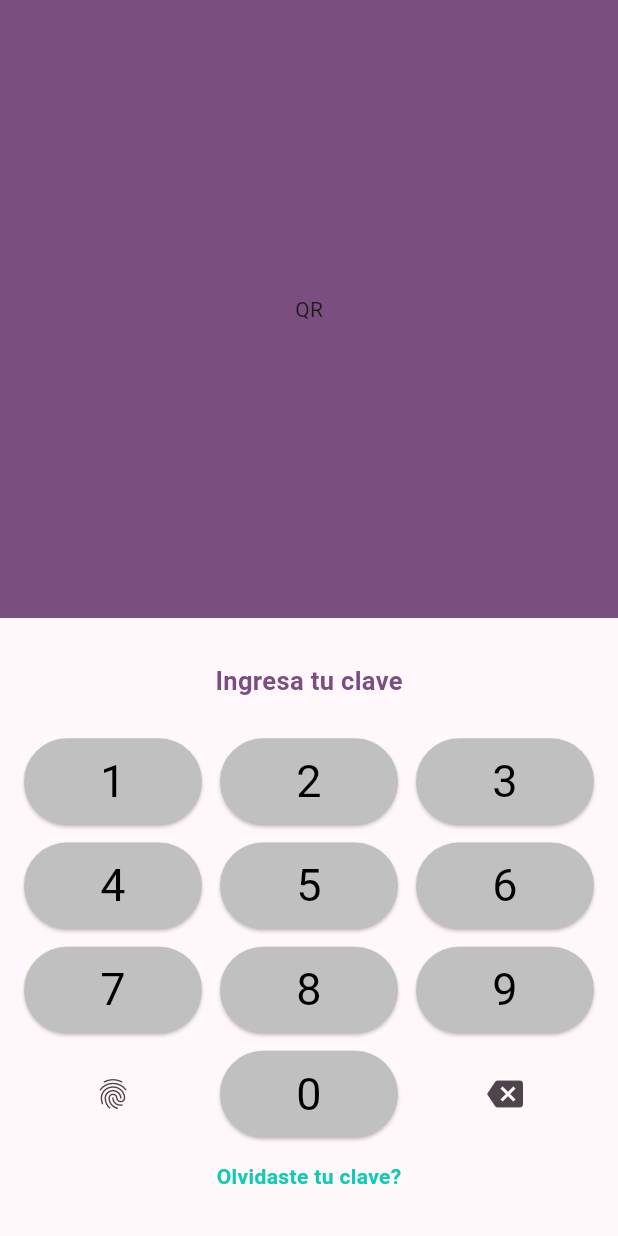
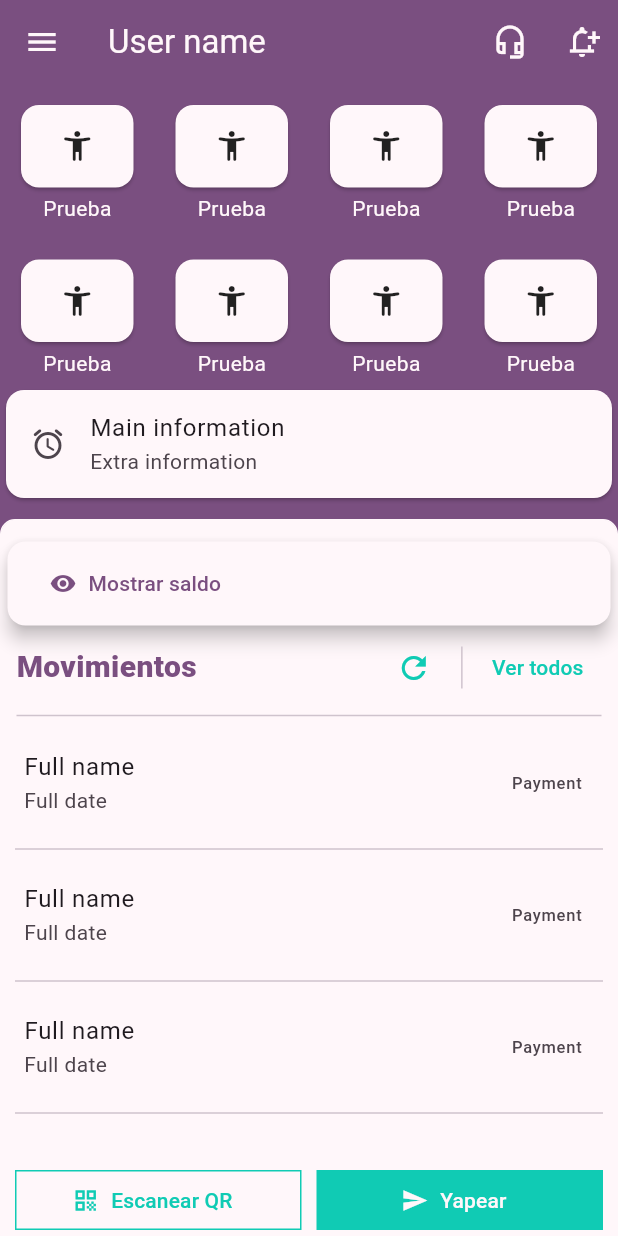
Before and after one commit to malvasan/YapeFalso, a Flutter app: the screen it shows after launch, on a phone screen of 412 x 824 dp. Run offline on Flutter 3.47's test engine with Material 3 defaults, Android fonts, the phone set to English and light mode, and no system bars; our stand-ins replace flutter_riverpod, gap, riverpod_annotation; generated files the repository leaves out were written again.

Commit message:
feature(presentation layer): payment page

```diff
--- a/lib/main.dart
+++ b/lib/main.dart
@@ -1,6 +1,7 @@
 import 'package:flutter/material.dart';
 import 'package:flutter_riverpod/flutter_riverpod.dart';
 import 'package:yapefalso/presentation/login/login_page.dart';
+import 'package:yapefalso/presentation/payments/payments_page.dart';
 
 void main() {
   runApp(const ProviderScope(child: MainApp()));
@@ -11,9 +12,8 @@ class MainApp extends StatelessWidget {
 
   @override
   Widget build(BuildContext context) {
-    return SafeArea(
-        child: MaterialApp(
-            home: const LoginPage(),
+    return MaterialApp(
+        home: const PaymentsPage(),
         theme: ThemeData(
             useMaterial3: true,
             colorScheme: ColorScheme.fromSeed(
@@ -23,6 +23,6 @@ class MainApp extends StatelessWidget {
                 style: ElevatedButton.styleFrom(
                     foregroundColor: Colors.black,
                     backgroundColor: const Color.fromRGBO(192, 192, 192, 1),
-                        textStyle: const TextStyle(fontSize: 30))))));
+                    textStyle: const TextStyle(fontSize: 30)))));
   }
 }
--- a/lib/presentation/login/login_controller.dart
+++ b/lib/presentation/login/login_controller.dart
@@ -11,6 +11,7 @@ class Password extends _$Password {
 
   void increment(int value) {
     state = [...state, value];
+    //TODO: authentication
   }
 
   void decrease() {
--- a/lib/presentation/login/login_page.dart
+++ b/lib/presentation/login/login_page.dart
@@ -53,6 +53,8 @@ class PasswordField extends ConsumerWidget {
   @override
   Widget build(BuildContext context, WidgetRef ref) {
     final password = ref.watch(passwordProvider);
+
+    //TODO add authentication with database
     if (password.length == 6) {
       log('call authentication');
     }
@@ -94,6 +96,7 @@ class HiddenPassword extends ConsumerWidget {
   }
 }
 
+//TODO: can be sorted like the real app
 class NumericPad extends ConsumerWidget {
   const NumericPad({
     super.key,
@@ -104,6 +107,8 @@ class NumericPad extends ConsumerWidget {
   Widget build(BuildContext context, WidgetRef ref) {
     return Column(
       children: [
+        //TODO: refactor to be able to create the widgets without hardcode numberss
+        //TODO: can be a grid
         const RowNumber(
           numbers: [1, 2, 3],
         ),
--- /dev/null
+++ b/lib/presentation/payments/payments_page.dart
@@ -0,0 +1,321 @@
+import 'package:flutter/material.dart';
+import 'package:flutter/src/rendering/sliver_persistent_header.dart';
+import 'package:flutter_riverpod/flutter_riverpod.dart';
+import 'package:gap/gap.dart';
+
+class PaymentsPage extends StatelessWidget {
+  const PaymentsPage({super.key});
+
+  @override
+  Widget build(BuildContext context) {
+    return Scaffold(
+      backgroundColor: Theme.of(context).primaryColor,
+      appBar: AppBar(
+        backgroundColor: Theme.of(context).primaryColor,
+        foregroundColor: Theme.of(context).scaffoldBackgroundColor,
+        leading: IconButton(onPressed: () {}, icon: const Icon(Icons.menu)),
+        //TODO: obtain user name from database
+        title: const Text('User name'),
+        actions: [
+          IconButton(
+            onPressed: () {},
+            icon: const Icon(Icons.headset_mic_outlined),
+          ),
+          IconButton(
+              onPressed: () {},
+              icon: const Icon(Icons.notification_add_outlined))
+        ],
+      ),
+      body: CustomScrollView(
+        slivers: [
+          const SliverPersistentHeader(
+              pinned: true,
+              delegate: CustomSliverGrid(minExtent: 200, maxExtent: 200)),
+          SliverToBoxAdapter(
+            child: Column(
+              children: [
+                Card(
+                  color: Theme.of(context).scaffoldBackgroundColor,
+                  child: const ListTile(
+                    leading: Icon(Icons.access_alarm_rounded),
+                    title: Text('Main information'),
+                    subtitle: Text('Extra information'),
+                  ),
+                ),
+                const Gap(10),
+              ],
+            ),
+          ),
+          const SliverToBoxAdapter(
+            child: PaymentListHeader(),
+          ),
+          DecoratedSliver(
+            decoration: BoxDecoration(
+              color: Theme.of(context).scaffoldBackgroundColor,
+              border: Border.all(
+                color: Theme.of(context).scaffoldBackgroundColor,
+              ),
+            ),
+            sliver: SliverList(
+              delegate: SliverChildBuilderDelegate((context, index) {
+                return const PaymentHistoryCard();
+              }, childCount: 10),
+            ),
+          ),
+        ],
+      ),
+      bottomNavigationBar: const PaymentListFooter(),
+    );
+  }
+}
+
+class CustomSliverGrid extends SliverPersistentHeaderDelegate {
+  const CustomSliverGrid({
+    required this.minExtent,
+    required this.maxExtent,
+  });
+  @override
+  final double minExtent;
+  @override
+  final double maxExtent;
+
+  @override
+  Widget build(
+      BuildContext context, double shrinkOffset, bool overlapsContent) {
+    return Container(
+      color: Theme.of(context).primaryColor,
+      child: GridView.count(
+        crossAxisCount: 4,
+        children: [
+          ...List.generate(
+            8,
+            (index) {
+              return const ExtraService();
+            },
+          )
+        ],
+      ),
+    );
+  }
+
+  @override
+  bool shouldRebuild(covariant SliverPersistentHeaderDelegate oldDelegate) {
+    return true;
+  }
+}
+
+class PaymentListHeader extends StatelessWidget {
+  const PaymentListHeader({
+    super.key,
+  });
+
+  @override
+  Widget build(BuildContext context) {
+    return Container(
+      decoration: BoxDecoration(
+        color: Theme.of(context).scaffoldBackgroundColor,
+        border: Border.all(
+          color: Theme.of(context).scaffoldBackgroundColor,
+        ),
+        borderRadius: const BorderRadius.only(
+          topLeft: Radius.circular(10),
+          topRight: Radius.circular(10),
+        ),
+      ),
+      child: Column(
+        children: [
+          const Gap(10),
+          const Balance(),
+          IntrinsicHeight(
+            child: Padding(
+              padding: const EdgeInsets.fromLTRB(10, 0, 10, 0),
+              child: Row(
+                children: [
+                  Expanded(
+                      child: Text(
+                    'Movimientos',
+                    style: TextStyle(
+                      color: Theme.of(context).primaryColor,
+                      fontWeight: FontWeight.w800,
+                      fontSize: 20,
+                    ),
+                  )),
+                  IconButton(
+                    onPressed: () {},
+                    icon: const Icon(Icons.refresh),
+                    color: const Color.fromARGB(255, 16, 203, 180),
+                  ),
+                  const VerticalDivider(
+                    endIndent: 10,
+                    indent: 10,
+                  ),
+                  TextButton(
+                    onPressed: () {},
+                    style: TextButton.styleFrom(
+                        foregroundColor:
+                            const Color.fromARGB(255, 16, 203, 180)),
+                    child: const Text('Ver todos'),
+                  ),
+                ],
+              ),
+            ),
+          ),
+          const Divider(
+            indent: 10,
+            endIndent: 10,
+          ),
+        ],
+      ),
+    );
+  }
+}
+
+class PaymentListFooter extends StatelessWidget {
+  const PaymentListFooter({
+    super.key,
+  });
+
+  @override
+  Widget build(BuildContext context) {
+    return Container(
+      padding: const EdgeInsets.fromLTRB(10, 10, 10, 0),
+      color: Theme.of(context).scaffoldBackgroundColor,
+      child: Row(
+        mainAxisAlignment: MainAxisAlignment.spaceAround,
+        children: [
+          Expanded(
+            child: OutlinedButton.icon(
+              onPressed: () {},
+              icon: const Icon(Icons.qr_code),
+              label: const Text('Escanear QR'),
+              style: OutlinedButton.styleFrom(
+                shape: const RoundedRectangleBorder(),
+                foregroundColor: const Color.fromARGB(255, 16, 203, 180),
+                side: const BorderSide(
+                  color: Color.fromARGB(255, 16, 203, 180),
+                ),
+              ),
+            ),
+          ),
+          const Gap(10),
+          Expanded(
+            child: FilledButton.tonalIcon(
+              onPressed: () {},
+              icon: const Icon(Icons.send),
+              label: const Text('Yapear'),
+              style: FilledButton.styleFrom(
+                  shape: const RoundedRectangleBorder(),
+                  backgroundColor: const Color.fromARGB(255, 16, 203, 180),
+                  foregroundColor: Theme.of(context).scaffoldBackgroundColor),
+            ),
+          )
+        ],
+      ),
+    );
+  }
+}
+
+class Balance extends StatefulWidget {
+  const Balance({super.key});
+
+  @override
+  State<Balance> createState() => _BalanceState();
+}
+
+class _BalanceState extends State<Balance> {
+  //TODO: retrieve the balance from database
+
+  bool showBalance = false;
+  @override
+  Widget build(BuildContext context) {
+    final balance = 0;
+
+    return Card(
+      color: Theme.of(context).scaffoldBackgroundColor,
+      elevation: 5,
+      child: ListTile(
+        iconColor: Theme.of(context).primaryColor,
+        textColor: Theme.of(context).primaryColor,
+
+        leading: TextButton.icon(
+          onPressed: () {
+            showBalance = !showBalance;
+            setState(() {});
+          },
+          icon: showBalance
+              ? const Icon(Icons.remove_red_eye_outlined)
+              : const Icon(Icons.remove_red_eye),
+          label: showBalance
+              ? const Text('Ocultar saldo')
+              : const Text('Mostrar saldo'),
+        ),
+        //TODO: change with widget BalanceField
+        trailing: showBalance ? const Text('S/. 45') : null,
+      ),
+    );
+  }
+}
+
+//TODO: retrieve data in real time
+// class BalanceField extends ConsumerWidget {
+//   const BalanceField({super.key});
+
+//   @override
+//   Widget build(BuildContext context, WidgetRef ref) {
+//     return ref.watch(firebaseImageProvider).when(
+//         loading: () => const CircularProgressIndicator(),
+//         error: (error, stackTrace) {},
+//         data: (balance) {
+//           return Text('S/. $balance');
+//         });
+//   }
+// }
+
+class PaymentHistoryCard extends StatelessWidget {
+  const PaymentHistoryCard({super.key});
+  //TODO: use the data retrieved and use it
+  @override
+  Widget build(BuildContext context) {
+    return const Column(
+      children: [
+        ListTile(
+          title: Text('Full name'),
+          subtitle: Text('Full date'),
+          trailing: Text('Payment'),
+        ),
+        Divider(
+          indent: 10,
+          endIndent: 10,
+        ),
+      ],
+    );
+  }
+}
+
+class ExtraService extends StatelessWidget {
+  const ExtraService({super.key});
+
+  @override
+  Widget build(BuildContext context) {
+    return Column(
+      children: [
+        Expanded(
+          child: Padding(
+            padding: const EdgeInsets.fromLTRB(10, 10, 10, 0),
+            child: Card(
+              color: Theme.of(context).scaffoldBackgroundColor,
+              child: const Center(
+                child: Icon(Icons.accessibility_new_rounded),
+              ),
+            ),
+          ),
+        ),
+        Text('Prueba',
+            style: TextStyle(
+              color: Theme.of(context).scaffoldBackgroundColor,
+            )),
+        const Gap(10),
+      ],
+    );
+  }
+}
--- a/pubspec.yaml
+++ b/pubspec.yaml
@@ -1,7 +1,7 @@
 name: yapefalso
 description: "A project to replicate yape for practice purporse."
 publish_to: 'none'
-version: 1.1.0
+version: 1.2.0
 
 environment:
   sdk: ^3.5.0
```
Lines whose indentation alone changed are shown as unchanged.
